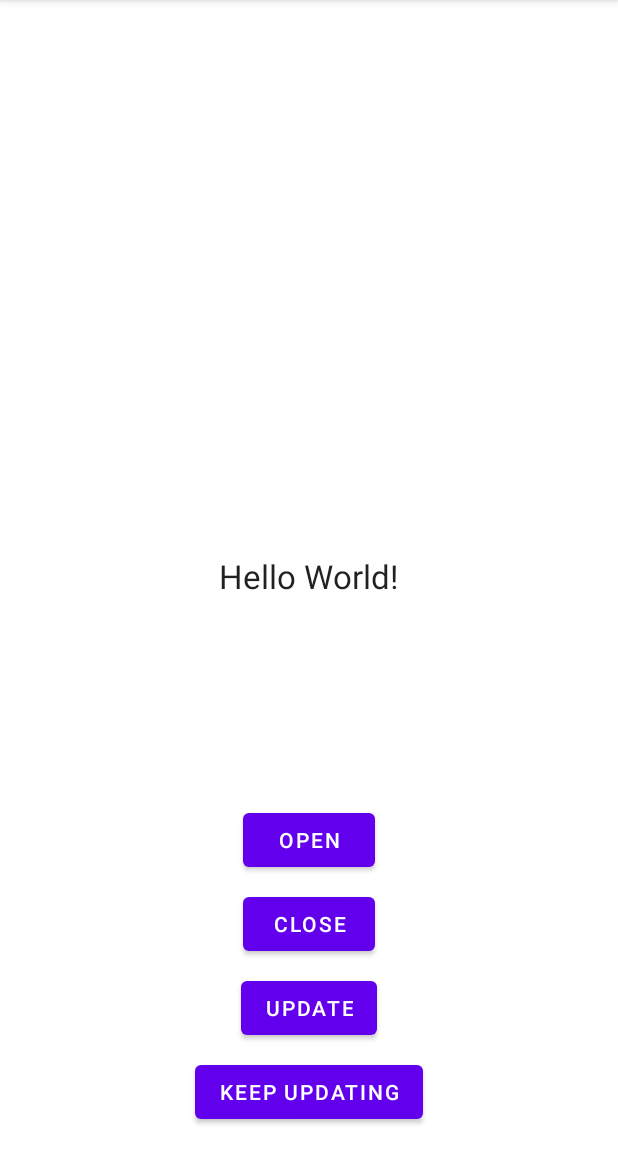
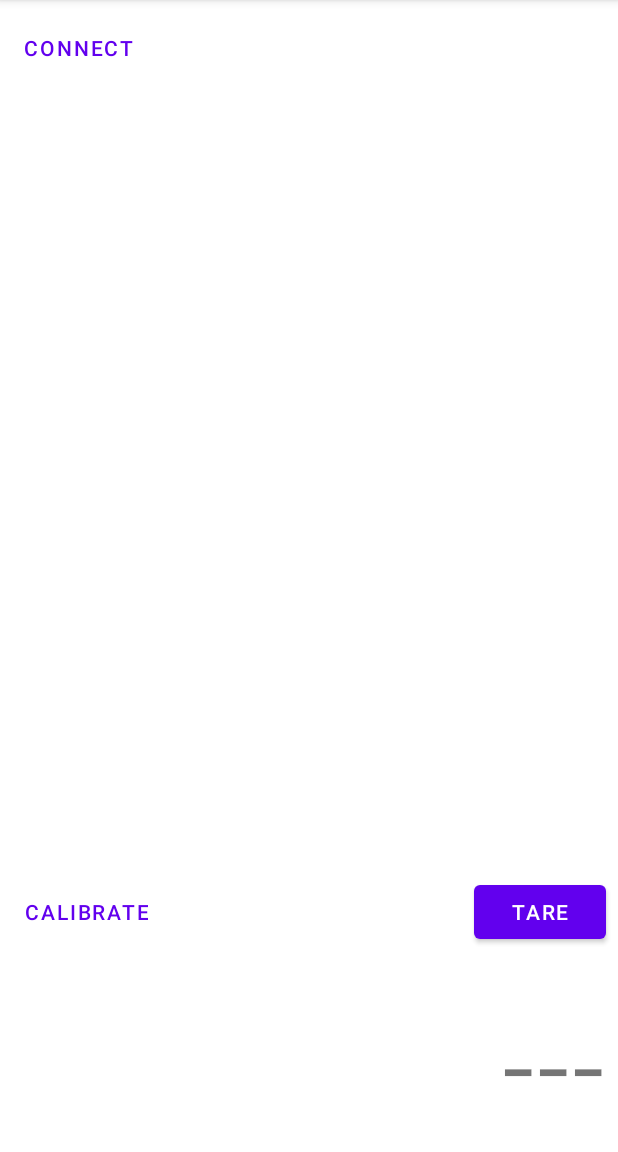
Before and after one commit to vinitlee/USBSerialTest, an Android app: the screen it shows after launch (MainActivity), on a phone screen of 412 x 824 dp, the part 84-1236 px from its top. Run offline under Robolectric (Android 15) with nearby library versions, the phone set to English and light mode, and no system bars; libraries missing offline, so code that uses them is left out: com.felhr.usbserial.

Commit message:
Show weight, tare, and calibrate. Run automatically when connected, connect/disconnect toggles.

```diff
--- a/app/src/main/res/layout/activity_main.xml
+++ b/app/src/main/res/layout/activity_main.xml
@@ -8,57 +8,51 @@
 
     <TextView
         android:id="@+id/outputText"
-        android:layout_width="wrap_content"
-        android:layout_height="wrap_content"
-        android:text="Hello World!"
-        android:textAppearance="@style/TextAppearance.AppCompat.Large"
-        app:layout_constraintBottom_toBottomOf="parent"
-        app:layout_constraintLeft_toLeftOf="parent"
-        app:layout_constraintRight_toRightOf="parent"
-        app:layout_constraintTop_toTopOf="parent" />
-
-    <Button
-        android:id="@+id/bkUpdateBtn"
-        android:layout_width="wrap_content"
-        android:layout_height="wrap_content"
-        android:layout_marginBottom="16dp"
-        android:onClick="onClickStart"
-        android:text="Keep Updating"
+        android:layout_width="0dp"
+        android:layout_height="120dp"
+        android:layout_marginStart="8dp"
+        android:layout_marginEnd="8dp"
+        android:autoSizeTextType="uniform"
+        android:fontFamily="sans-serif-condensed-light"
+        android:text="---"
+        android:textAlignment="viewEnd"
+        android:textSize="36sp"
         app:layout_constraintBottom_toBottomOf="parent"
         app:layout_constraintEnd_toEndOf="parent"
         app:layout_constraintStart_toStartOf="parent" />
 
     <Button
-        android:id="@+id/updateBtn"
+        android:id="@+id/connectionBtn"
+        style="@style/Widget.MaterialComponents.Button.TextButton"
         android:layout_width="wrap_content"
         android:layout_height="wrap_content"
-        android:layout_marginBottom="8dp"
+        android:layout_marginStart="8dp"
+        android:layout_marginTop="8dp"
         android:onClick="onClickStart"
-        android:text="Update"
-        app:layout_constraintBottom_toTopOf="@+id/bkUpdateBtn"
-        app:layout_constraintEnd_toEndOf="parent"
-        app:layout_constraintStart_toStartOf="parent" />
+        android:text="Connect"
+        app:layout_constraintStart_toStartOf="parent"
+        app:layout_constraintTop_toTopOf="parent" />
 
     <Button
-        android:id="@+id/closeBtn"
+        android:id="@+id/tareBtn"
         android:layout_width="wrap_content"
         android:layout_height="wrap_content"
-        android:layout_marginBottom="8dp"
+        android:layout_marginEnd="8dp"
+        android:layout_marginBottom="16dp"
         android:onClick="onClickStart"
-        android:text="Close"
-        app:layout_constraintBottom_toTopOf="@+id/updateBtn"
-        app:layout_constraintEnd_toEndOf="parent"
-        app:layout_constraintStart_toStartOf="parent" />
+        android:text="Tare"
+        app:layout_constraintBottom_toTopOf="@+id/outputText"
+        app:layout_constraintEnd_toEndOf="parent" />
 
     <Button
-        android:id="@+id/openBtn"
+        android:id="@+id/calibrateBtn"
+        style="@style/Widget.MaterialComponents.Button.TextButton"
         android:layout_width="wrap_content"
         android:layout_height="wrap_content"
-        android:layout_marginBottom="8dp"
+        android:layout_marginStart="8dp"
         android:onClick="onClickStart"
-        android:text="Open"
-        app:layout_constraintBottom_toTopOf="@+id/closeBtn"
-        app:layout_constraintEnd_toEndOf="parent"
-        app:layout_constraintStart_toStartOf="parent" />
+        android:text="Calibrate"
+        app:layout_constraintStart_toStartOf="parent"
+        app:layout_constraintTop_toTopOf="@+id/tareBtn" />
 
 </androidx.constraintlayout.widget.ConstraintLayout>
```
Also changed, not shown: app/src/main/AndroidManifest.xml (+9 -1 lines), app/src/main/java/com/example/usbserial/MainActivity.kt (+106 -55 lines).
